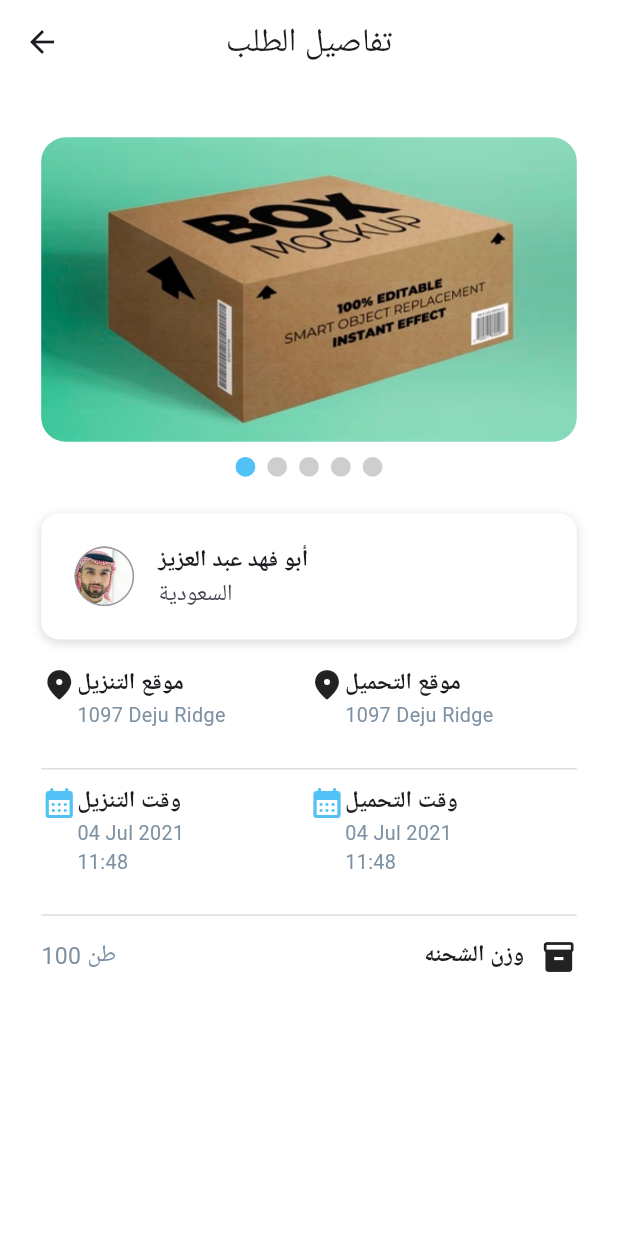
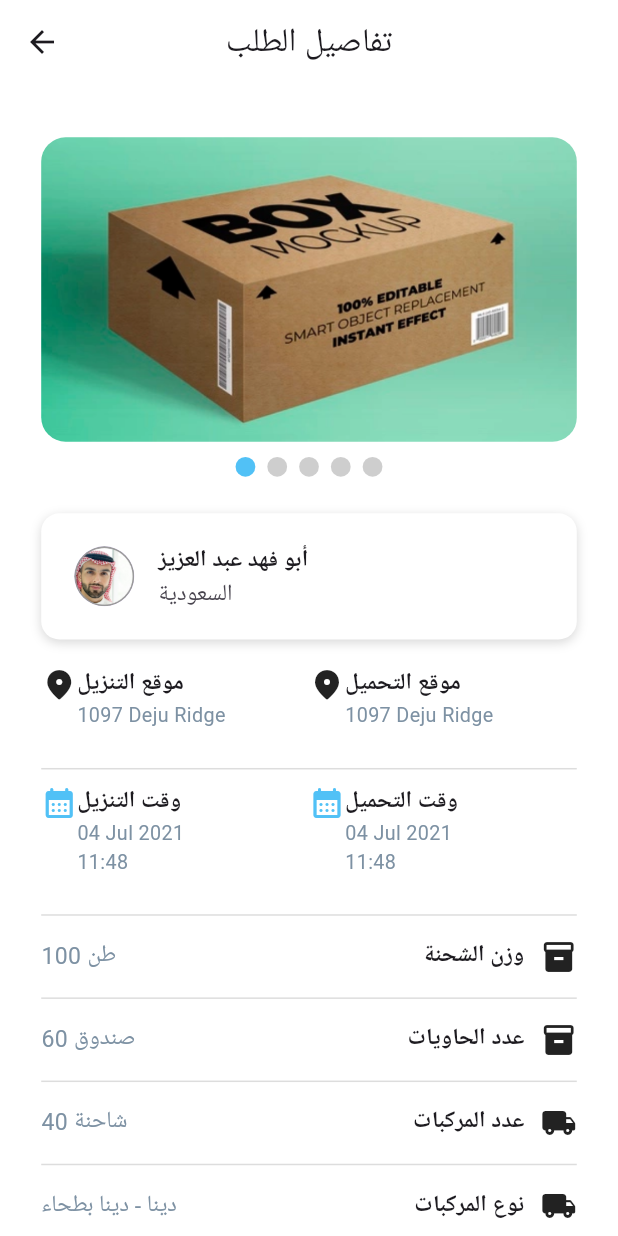
Before and after one commit to MohammedGhazaly/alex-apps-task, a Flutter app: the OrderDetailsView screen opened by its route, on a phone screen of 412 x 824 dp. Run offline on Flutter 3.47's test engine with Material 2 defaults, Android fonts, the light colour scheme and no system bars; drawn by our look-alikes of carousel_slider, smooth_page_indicator; our stand-ins replace flutter_screenutil, persistent_bottom_nav_bar_v2; missing offline and left inert: fl_country_code_picker.

Commit message:
Added order description and map image

```diff
--- a/lib/utils/assets.dart
+++ b/lib/utils/assets.dart
@@ -2,4 +2,5 @@ class AppAssets {
   static String logoPath = "assets/images/logo.png";
   static String pakcage = "assets/images/package.png";
   static String person = "assets/images/person.png";
+  static String map = "assets/images/map.png";
 }
--- a/lib/views/order_details/widgets/order_details_body.dart
+++ b/lib/views/order_details/widgets/order_details_body.dart
@@ -64,6 +64,73 @@ class OrderDetailsBody extends StatelessWidget {
           SizedBox(
             height: 15.h,
           ),
+          HorizontalDividerLine(),
+          SizedBox(
+            height: 15.h,
+          ),
+          Padding(
+            padding: EdgeInsets.symmetric(horizontal: 25.w),
+            child: OrderLoadingDetails(
+              detail: "60 صندوق",
+              iconText: " عدد الحاويات",
+              icon: Icons.inventory,
+            ),
+          ),
+          SizedBox(
+            height: 15.h,
+          ),
+          HorizontalDividerLine(),
+          SizedBox(
+            height: 15.h,
+          ),
+          Padding(
+            padding: EdgeInsets.symmetric(horizontal: 25.w),
+            child: OrderLoadingDetails(
+              detail: "40 شاحنة",
+              iconText: "عدد المركبات",
+              icon: Icons.local_shipping_rounded,
+            ),
+          ),
+          SizedBox(
+            height: 15.h,
+          ),
+          HorizontalDividerLine(),
+          SizedBox(
+            height: 15.h,
+          ),
+          Padding(
+            padding: EdgeInsets.symmetric(horizontal: 25.w),
+            child: OrderLoadingDetails(
+              detail: "دينا - دينا بطحاء",
+              iconText: "نوع المركبات",
+              icon: Icons.local_shipping_rounded,
+            ),
+          ),
+          SizedBox(
+            height: 15.h,
+          ),
+          HorizontalDividerLine(),
+          Padding(
+            padding: EdgeInsets.symmetric(horizontal: 25.w),
+            child: Text(
+              "اريد توصيل شحنة خشب الي ميناء جدة وزن الشحنة 100 طن",
+              style: TextStyle(
+                color: AppColors.blueishColor,
+              ),
+            ),
+          ),
+          SizedBox(
+            height: 35.h,
+          ),
+          Padding(
+            padding: EdgeInsets.symmetric(horizontal: 25.w),
+            child: Image.asset(
+              AppAssets.map,
+            ),
+          ),
+          SizedBox(
+            height: 50.h,
+          ),
         ],
       ),
     );
--- a/lib/views/order_details/widgets/order_loading_details.dart
+++ b/lib/views/order_details/widgets/order_loading_details.dart
@@ -19,12 +19,12 @@ class OrderLoadingDetails extends StatelessWidget {
       crossAxisAlignment: CrossAxisAlignment.start,
       children: [
         Expanded(
-          child: Text("100 طن",
+          child: Text(detail,
               style: TextStyle(fontSize: 14.sp, color: AppColors.blueishColor)),
         ),
         Spacer(),
         Text(
-          "وزن الشحنه",
+          iconText,
           style: TextStyle(
             fontSize: 14.sp,
             fontWeight: FontWeight.bold,
@@ -34,7 +34,7 @@ class OrderLoadingDetails extends StatelessWidget {
           width: 10.w,
         ),
         Icon(
-          Icons.inventory,
+          icon,
         ),
       ],
     );
```
Also changed, not shown: assets/images/map.png (added).
